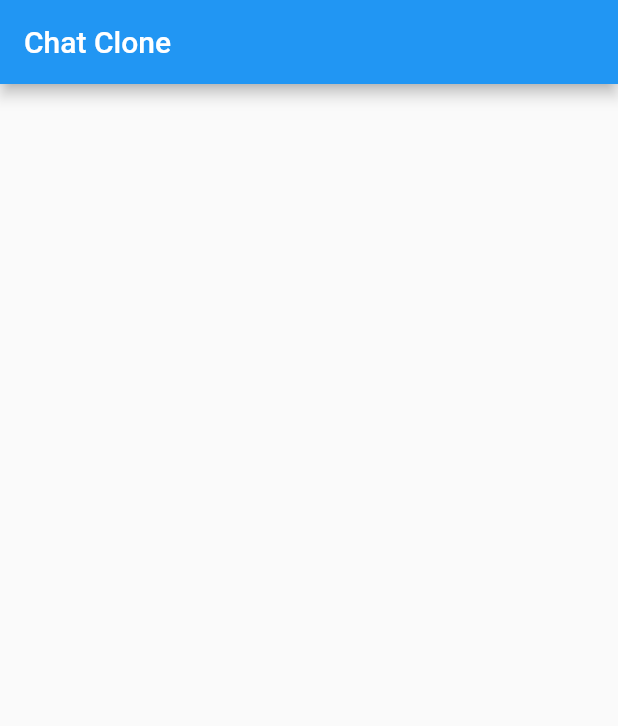
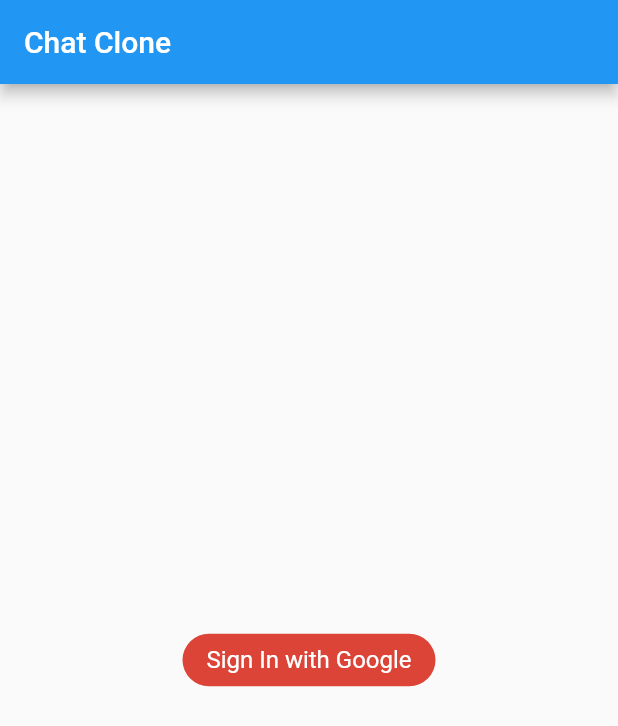
Before and after one commit to devenderbutani21/chatapp, a Flutter app: the screen it shows after launch, on a phone screen of 412 x 824 dp. Shown: the top 726 px of the screen. Run offline on Flutter 3.47's test engine with Material 2 defaults, Android fonts, the phone set to English and light mode, and no system bars; our stand-ins replace cloud_firestore, firebase_auth, firebase_core, google_sign_in, shared_preferences; accounts and stored records are empty.

Commit message:
Sign In Functionality Implemented

```diff
--- a/lib/main.dart
+++ b/lib/main.dart
@@ -1,6 +1,10 @@
+import 'package:firebase_auth/firebase_auth.dart';
 import 'package:flutter/material.dart';
 import 'package:firebase_core/firebase_core.dart';
+
 import './screens/signin_screen.dart';
+import './services/auth_service.dart';
+import './screens/home_screen.dart';
 
 void main() async {
   WidgetsFlutterBinding.ensureInitialized();
@@ -18,7 +22,16 @@ class MyApp extends StatelessWidget {
         primarySwatch: Colors.blue,
         visualDensity: VisualDensity.adaptivePlatformDensity,
       ),
-      home: SignInScreen(),
+      home: FutureBuilder(
+        future: AuthMethods().getCurrentUser(),
+        builder: (context, AsyncSnapshot<dynamic> snapshot) {
+          if(snapshot.hasData) {
+            return HomeScreen();
+          } else {
+            return SignInScreen();
+          }
+        },
+      ),
     );
   }
 }
--- a/lib/screens/signin_screen.dart
+++ b/lib/screens/signin_screen.dart
@@ -1,4 +1,5 @@
 import 'package:flutter/material.dart';
+import '../services/auth_service.dart';
 
 class SignInScreen extends StatefulWidget {
   @override
@@ -12,6 +13,30 @@ class _SignInScreenState extends State<SignInScreen> {
       appBar: AppBar(
         title: Text('Chat Clone'),
       ),
+      body: Center(
+        child: GestureDetector(
+          onTap: () {
+            AuthMethods().signInWithGoogle(context);
+          },
+          child: Container(
+            decoration: BoxDecoration(
+              borderRadius: BorderRadius.circular(24),
+              color: Color(0xffdb4437),
+            ),
+            padding: EdgeInsets.symmetric(
+              horizontal: 16,
+              vertical: 8,
+            ),
+            child: Text(
+              "Sign In with Google",
+              style: TextStyle(
+                fontSize: 16,
+                color: Colors.white,
+              ),
+            ),
+          ),
+        ),
+      ),
     );
   }
 }
```
Also changed, not shown: lib/screens/home_screen.dart (+88 -0 lines), lib/services/auth_service.dart (+26 -2 lines), lib/services/database_service.dart (+18 -0 lines).
